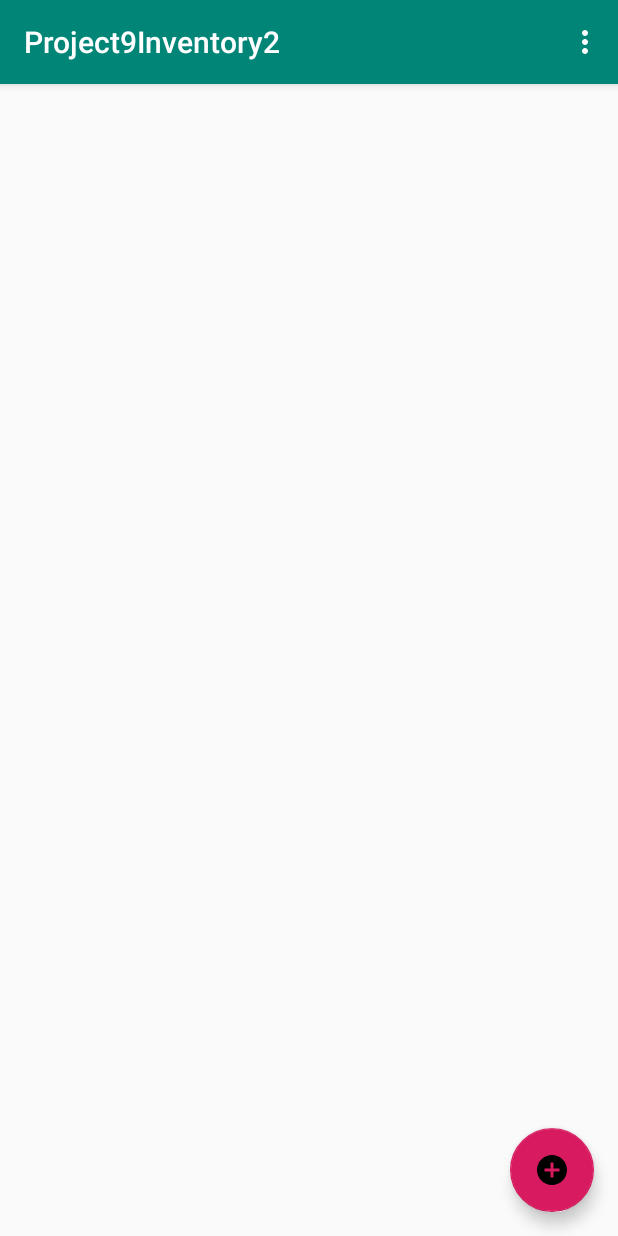
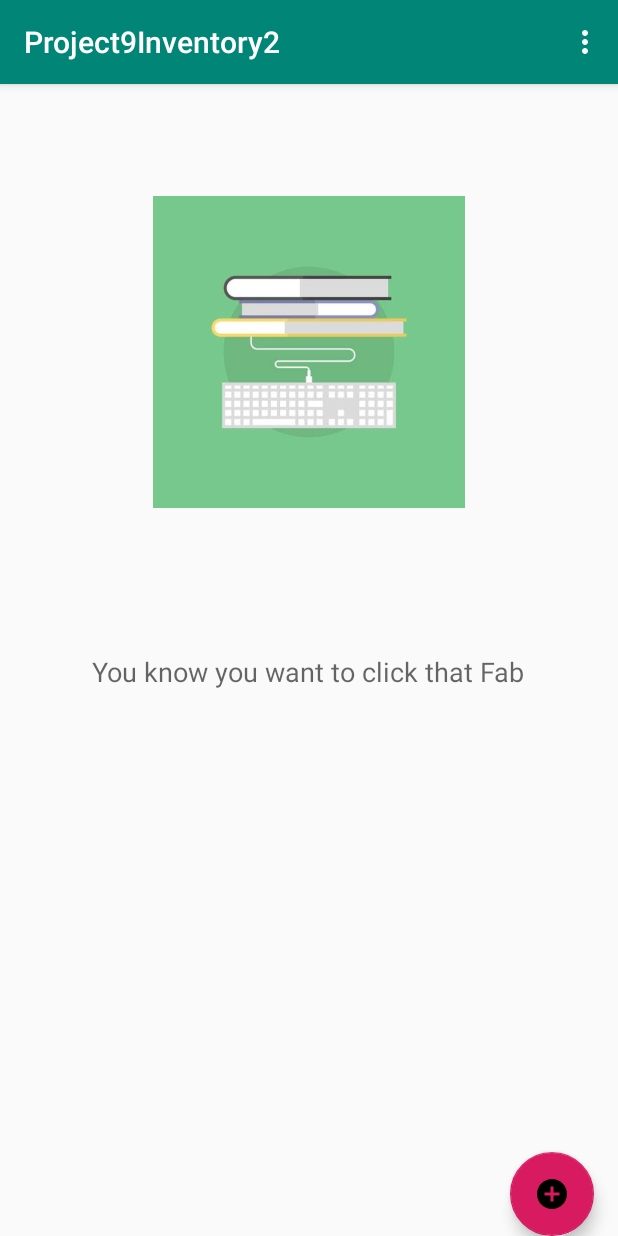
Before and after one commit to dainantonio/Project9InventoryApp2, an Android app: the screen it shows after launch (AddInventoryActivity), on a phone screen of 412 x 824 dp. Run offline under Robolectric (Android 15) with nearby library versions, the phone set to English and light mode, and no system bars.

Commit message:
CursorAdapter added

```diff
--- /dev/null
+++ b/app/src/main/java/com/example/dainr/project9inventoryapp2/InventoryCursorAdapter.java
@@ -0,0 +1,75 @@
+package com.example.dainr.project9inventoryapp2;
+
+import android.content.Context;
+import android.database.Cursor;
+import android.view.LayoutInflater;
+import android.view.View;
+import android.view.ViewGroup;
+import android.widget.CursorAdapter;
+import android.widget.TextView;
+import com.example.dainr.project9inventoryapp2.data.InventoryContract;
+
+/**
+ * {@link InventoryCursorAdapter} is an adapter for a list or grid view
+ * that uses a {@link Cursor} of product data as its data source. This adapter knows
+ * how to create list items for each row of product data in the {@link Cursor}.
+ */
+
+
+public class InventoryCursorAdapter extends CursorAdapter {
+    /**
+     * Constructs a new {@link InventoryCursorAdapter}.
+     *
+     * @param context The context
+     * @param c       The cursor from which to get the data.
+     */
+    public InventoryCursorAdapter(Context context, Cursor c) {
+        super(context, c, 0 /* flags */);
+    }
+
+    /**
+     * Makes a new blank list item view. No data is set (or bound) to the views yet.
+     *
+     * @param context app context
+     * @param cursor  The cursor from which to get the data. The cursor is already
+     *                moved to the correct position.
+     * @param parent  The parent to which the new view is attached to
+     * @return the newly created list item view.
+     */
+    @Override
+    public View newView(Context context, Cursor cursor, ViewGroup parent) {
+        return LayoutInflater.from(context).inflate(R.layout.list_item, parent, false);
+    }
+
+    /**
+     * This method binds the product data (in the current row pointed to by cursor) to the given
+     * list item layout. For example, the name for the current product can be set on the name TextView
+     * in the list item layout.
+     *
+     * @param view    Existing view, returned earlier by newView() method
+     * @param context app context
+     * @param cursor  The cursor from which to get the data. The cursor is already moved to the
+     *                correct row.
+     */
+    @Override
+    public void bindView(View view, final Context context, Cursor cursor) {
+        // Find individual views that we want to modify the list item layout
+        TextView nameTextView = view.findViewById(R.id.product_name_text_view);
+
+
+        // Find the columns of product attributes that we are interested in
+        final int columnIdIndex = cursor.getColumnIndex(InventoryContract.ProductEntry._ID);
+        int nameColumnIndex = cursor.getColumnIndex(InventoryContract.ProductEntry.COLUMN_PRODUCT_NAME);
+
+
+        // Read the product attributes from the cursor for the current product
+        final String product_ID = cursor.getString(columnIdIndex);
+        String name = cursor.getString(nameColumnIndex);
+
+
+        //Update the TextViews with attributes for the current product
+        nameTextView.setText(name);
+
+
+    }
+}
--- a/app/src/main/java/com/example/dainr/project9inventoryapp2/data/InventoryContract.java
+++ b/app/src/main/java/com/example/dainr/project9inventoryapp2/data/InventoryContract.java
@@ -119,7 +119,7 @@ public final class InventoryContract {
          * or {@link #QUALITY_REFURBISHED}.
          */
         public static boolean isValidQuality(Integer quality) {
-            return quality == QUALITY_NEW || quality == QUALITY_USED || quality == QUALITY_REFURBISHED;
+            return quality != QUALITY_NEW && quality != QUALITY_USED && quality != QUALITY_REFURBISHED;
         }
     }
 }
--- a/app/src/main/java/com/example/dainr/project9inventoryapp2/data/InventoryProvider.java
+++ b/app/src/main/java/com/example/dainr/project9inventoryapp2/data/InventoryProvider.java
@@ -135,7 +135,7 @@ public class InventoryProvider extends ContentProvider {
         }
 
         Integer quality = values.getAsInteger(ProductEntry.COLUMN_PRODUCT_QUALITY);
-        if (quality == null || !ProductEntry.isValidQuality(quality)) {
+        if (quality == null || ProductEntry.isValidQuality(quality)) {
             throw new IllegalArgumentException("Product requires a valid quality");
         }
 
@@ -215,7 +215,7 @@ public class InventoryProvider extends ContentProvider {
 
         if (contentValues.containsKey(ProductEntry.COLUMN_PRODUCT_QUALITY)) {
             Integer quality = contentValues.getAsInteger(ProductEntry.COLUMN_PRODUCT_QUALITY);
-            if (quality == null || !ProductEntry.isValidQuality(quality)) {
+            if (quality == null || ProductEntry.isValidQuality(quality)) {
                 throw new IllegalArgumentException("Product requires a valid quality");
             }
         }
--- a/app/src/main/res/layout/activity_add_inventory.xml
+++ b/app/src/main/res/layout/activity_add_inventory.xml
@@ -6,12 +6,38 @@
                 android:layout_height="match_parent"
                 tools:context=".AddInventoryActivity">
 
+    <ListView
+            android:id="@+id/list"
+            android:layout_width="match_parent"
+            android:layout_height="match_parent"/>
+
+    <!--empty view for the list-->
+    <RelativeLayout
+
+            android:id="@+id/empty_view"
+            android:layout_width="wrap_content"
+            android:layout_height="wrap_content"
+            android:layout_centerInParent="true">
+
+        <ImageView
+                android:id="@+id/empty_image_view"
+                android:layout_width="208dp"
+                android:layout_height="357dp"
+                android:layout_centerHorizontal="true"
+                android:src="@drawable/bookstoreimg"
+                android:contentDescription="@string/empty_image_view"/>
+
+
         <TextView
-            android:id="@+id/text_view_inventory"
-            android:layout_width="match_parent"
-            android:layout_height="match_parent"
-            android:layout_margin="16dp"
-    />
+                android:id="@+id/empty_title_view"
+                android:layout_width="wrap_content"
+                android:layout_height="wrap_content"
+                android:text="@string/you_know_you_want_to_click_that_fab"
+                android:layout_below="@+id/empty_image_view"
+                android:textAppearance="?android:textAppearanceMedium"
+                android:paddingTop="16dp"
+                android:layout_centerInParent="true"/>
+
 
         <android.support.design.widget.FloatingActionButton
                 android:id="@+id/fab"
@@ -21,4 +47,9 @@
                 android:layout_alignParentEnd="true"
                 android:layout_margin="16dp"
                 android:src="@drawable/ic_add_circle_black_24dp" android:layout_alignParentRight="true"/>
+
+
     </RelativeLayout>
+
+
+</RelativeLayout>
--- a/app/src/main/res/values/strings.xml
+++ b/app/src/main/res/values/strings.xml
@@ -54,4 +54,7 @@
     <string name="add_product">Add Product</string>
     <string name="editor_insert_product_failed">product insert failed</string>
     <string name="editor_insert_product_successful">product insert successful</string>
+    <string name="click_to_start_adding">Click to Start Adding</string>
+    <string name="empty_image_view">Empty Image View</string>
+    <string name="you_know_you_want_to_click_that_fab">You know you want to click that Fab</string>
 </resources>
```
Also changed, not shown: app/src/main/java/com/example/dainr/project9inventoryapp2/AddInventoryActivity.java (+18 -54 lines), app/src/main/res/layout/list_item.xml (added, +25 -0 lines), app/src/main/res/drawable/bookstoreimg.jpg (added). Lines whose indentation alone changed are shown as unchanged.
